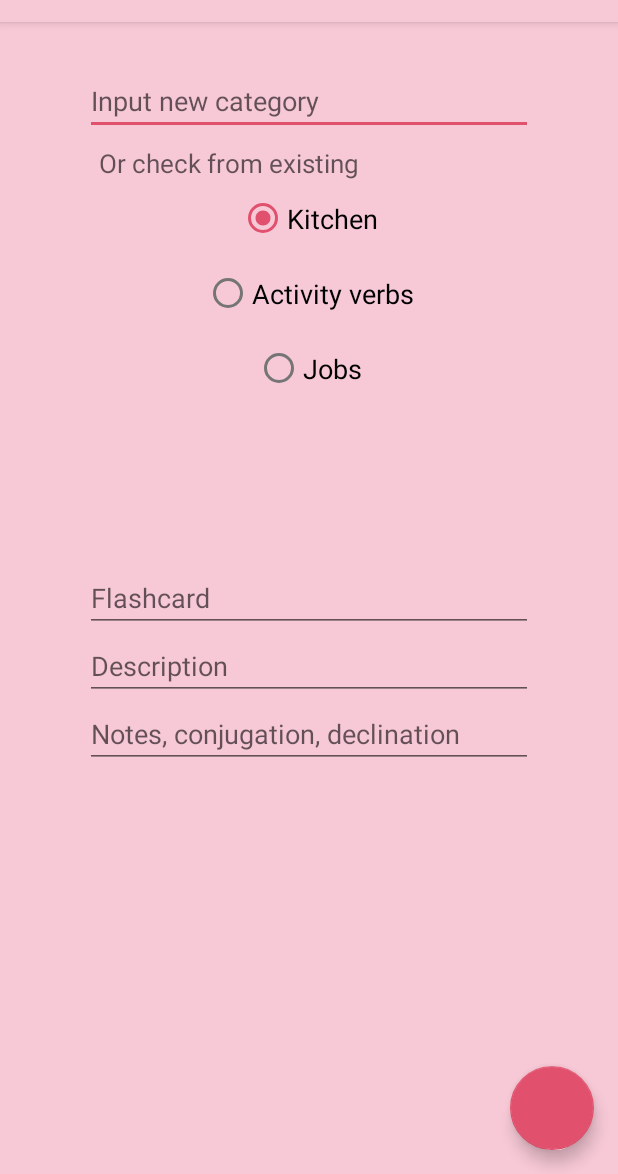
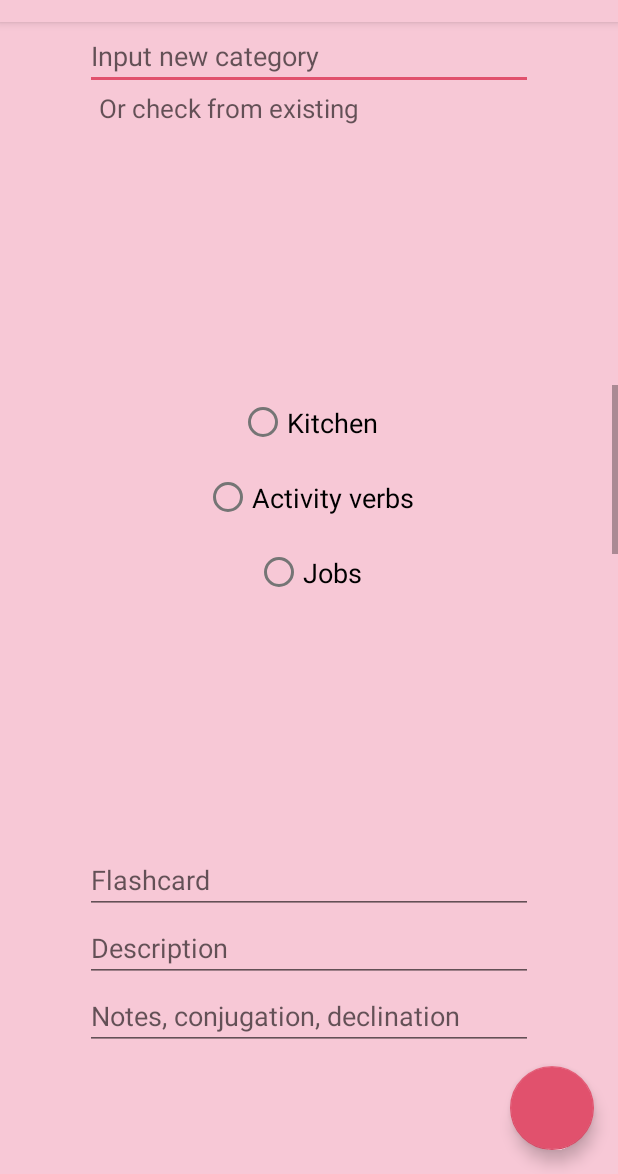
Before and after one commit to Masioki/Langu, an Android app: the screen it shows after launch (AddFlashcard), after a tap on "ADD FLASHCARD", on a phone screen of 412 x 824 dp, the part 62-1236 px from its top. Run offline under Robolectric (Android 15) with nearby library versions, the phone set to English and light mode, and no system bars; our stand-ins replace Room's generated code.

Commit message:
Added passing categories to "add flashcard" view and displaying them in scrollview Main activity created

```diff
--- a/app/src/main/java/pwr/mobilne/langu/AddFlashcard.kt
+++ b/app/src/main/java/pwr/mobilne/langu/AddFlashcard.kt
@@ -4,13 +4,18 @@ import android.app.Activity
 import android.content.Intent
 import android.os.Bundle
 import android.util.Log
+import android.util.TypedValue
+import android.view.Gravity
 import android.view.View
+import android.view.ViewGroup
 import android.widget.EditText
 import android.widget.RadioButton
 import android.widget.RadioGroup
 import android.widget.Toast
 import androidx.appcompat.app.AppCompatActivity
-import pwr.mobilne.langu.data.WordEntity
+import androidx.constraintlayout.widget.ConstraintLayout
+import androidx.core.view.updateLayoutParams
+import java.security.AccessController.getContext
 
 
 class AddFlashcard : AppCompatActivity() {
@@ -18,6 +23,8 @@ class AddFlashcard : AppCompatActivity() {
     lateinit var flashcardDescription : EditText
     lateinit var flashcardName : EditText
     lateinit var flashcardNotes : EditText
+    lateinit var category : EditText
+    lateinit var selectedCategory : String
     override fun onCreate(savedInstanceState: Bundle?) {
         super.onCreate(savedInstanceState)
         setContentView(R.layout.activity_add_flashcard)
@@ -25,14 +32,20 @@ class AddFlashcard : AppCompatActivity() {
         flashcardDescription = findViewById(R.id.edit_flashcard_description)
         flashcardName= findViewById(R.id.edit_flashcard_name)
         flashcardNotes = findViewById(R.id.edit_flashcard_notes)
-       /* TODO: val categories = intent.getIntExtra("categories")
-         radioGroup.add(categories)
-        for(category in categories){
-            val rb = RadioButton(this)
-            rb.text = category
+        category = findViewById(R.id.category)
+        selectedCategory = ""
+        val categories = intent.getStringArrayExtra("categories")
+        //radioGroup.add(categories)
+
+        categories?.forEach { passedCategory ->
+            val rb = RadioButton(   this)
+            rb.text = passedCategory
             rb.id = View.generateViewId()
+            rb.layoutParams = ViewGroup.LayoutParams(RadioGroup.LayoutParams.WRAP_CONTENT, 50f.toDips().toInt())
+            rb.gravity = Gravity.CENTER_HORIZONTAL
+            rb.textSize = 18f
             radioGroup.addView(rb)
-        }*/
+        }
         val fab: View = findViewById(R.id.fab)
         fab.setOnClickListener { view ->
             createFlashcard()
@@ -66,9 +79,9 @@ class AddFlashcard : AppCompatActivity() {
     private fun appendToVocabulary(){
         val myIntent = Intent()
         Log.println(Log.ERROR, "am", "Out")
-        myIntent.putExtra("native", flashcardDescription.text)
-        myIntent.putExtra("german", flashcardName.text)
-        myIntent.putExtra("category", findViewById<RadioButton>(radioGroup.checkedRadioButtonId).text)
+        myIntent.putExtra("native", flashcardDescription.text.toString())
+        myIntent.putExtra("german", flashcardName.text.toString())
+        myIntent.putExtra("category", selectedCategory)
         setResult(Activity.RESULT_OK, myIntent)
         finish()
     }
@@ -76,8 +89,17 @@ class AddFlashcard : AppCompatActivity() {
 
     private fun checkFilled() : Boolean {
         var errors = ""
-        if(radioGroup.checkedRadioButtonId  == -1){
-            errors += "Please, check appropriate category. "
+        if(category.text.toString() == "") {
+            if (radioGroup.checkedRadioButtonId == -1) {
+                errors += "Please, check appropriate category. "
+            }
+            else{
+                selectedCategory = findViewById<RadioButton>(radioGroup.checkedRadioButtonId).text.toString()
+            }
+        }
+        else{
+            selectedCategory = category.text.toString()
+            Log.println(Log.WARN, "zksfjg", "CATEGORY NOT EMPTY : $selectedCategory")
         }
         if(flashcardName.text.isEmpty()){
             errors += "Please, input flashcard name. "
@@ -96,4 +118,6 @@ class AddFlashcard : AppCompatActivity() {
             return false
         }
     }
+    fun Float.toDips() =
+        TypedValue.applyDimension(TypedValue.COMPLEX_UNIT_DIP, this, resources.displayMetrics);
 }
--- a/app/src/main/java/pwr/mobilne/langu/MainActivity.kt
+++ b/app/src/main/java/pwr/mobilne/langu/MainActivity.kt
@@ -1,10 +1,13 @@
 package pwr.mobilne.langu
 
+import android.app.Activity
 import android.content.Intent
 import android.os.Bundle
 import android.util.Log
 import android.widget.ListAdapter
 import android.view.View
+import androidx.activity.result.ActivityResult
+import androidx.activity.result.contract.ActivityResultContracts
 import androidx.appcompat.app.AppCompatActivity
 import androidx.lifecycle.ViewModelProvider
 import androidx.room.InvalidationTracker
@@ -19,11 +22,23 @@ import java.util.*
 class MainActivity : AppCompatActivity() {
     private lateinit var binding: ActivityMainBinding
     private lateinit var wordsLista:  MutableList<WordEntity>
+    private lateinit var categories:  MutableList<String>
     private lateinit var uvm: WordViewModel
-
     /**
      * onCreate - przy tworzeniu
      */
+    val startForResult = registerForActivityResult(ActivityResultContracts.StartActivityForResult()) { result: ActivityResult ->
+        if (result.resultCode == Activity.RESULT_OK) {
+            val intent = result.data
+            val category = intent?.getStringExtra("category")
+            val german = intent?.getStringExtra("german")
+            val native = intent?.getStringExtra("native")
+            if(german != null && native != null && category != null) {
+                val word = WordEntity(0, german, native, Locale.GERMAN, category)
+                uvm.addWord(word)
+            }
+        }
+    }
     override fun onCreate(savedInstanceState: Bundle?) {
         super.onCreate(savedInstanceState)
         binding = ActivityMainBinding.inflate(layoutInflater)
@@ -38,6 +53,9 @@ class MainActivity : AppCompatActivity() {
         uvm.readAllData.observe(this, Observer { status ->
             this.wordsLista= status as MutableList<WordEntity>
         })
+        uvm.getAllCategories.observe(this, Observer { status ->
+            this.categories = status as MutableList<String>
+        })
         /**
          * PRZYKŁAD DODAWANIA DO BAZY DANYCH
          */
@@ -50,38 +68,34 @@ class MainActivity : AppCompatActivity() {
         }
     }
 
-    // TODO: pass distinct categories as String Array as StringExtra
     fun addFlashcard(view: View){
         val intent = Intent(this, AddFlashcard::class.java).apply {
         }
-        /* TODO:
-                val categories : Array<String> = uvm.getCategories()
-                intent.putExtra("categories", categories)
-         */
-        startActivityForResult(intent, 111)
+        uvm.getAllCategories.observe(this, Observer { status ->
+            this.categories = status as MutableList<String>
+        })
+        var catArray : Array<String?> = arrayOfNulls(this.categories.size)
+        for (i in 0 until this.categories.size){
+            catArray[i] = this.categories[i]
+        }
+        intent.putExtra("categories", catArray)
+        //startActivityForResult(intent, 111)
+        startForResult.launch(intent)
+
     }
 
-    override fun onActivityResult(requestCode: Int, resultCode: Int, intentData: Intent?) {
+    /*override fun onActivityResult(requestCode: Int, resultCode: Int, intentData: Intent?) {
         if(resultCode == 111) {
             super.onActivityResult(requestCode, resultCode, intentData)
             val category = intentData?.getStringExtra("category")
             val german = intentData?.getStringExtra("german")
             val native = intentData?.getStringExtra("native")
             if(german != null && native != null && category != null) {
-                /* TODO:
-                        val categories : Array<String> = uvm.getCategories()
-                        if(category in categories){
-                            val catId = uvm.getCategoryId(category)
-                        }
-                        else{
-                            uvm.insertCategory(category);
-                        }
-                 */
-                 val catId = 0
-
-                val word: WordEntity = WordEntity(0, german, native, 1, catId)
+                val word = WordEntity(0, german, native, Locale.GERMAN, category)
                 uvm.addWord(word)
             }
+            Log.println(Log.ERROR, "words", uvm.readAllData.toString() + "zduhugggghj")
         }
-    }
+        Log.println(Log.ERROR, "words", uvm.readAllData.toString() + "szdkhgfzk")
+    }*/
 }
--- a/app/src/main/res/layout/activity_add_flashcard.xml
+++ b/app/src/main/res/layout/activity_add_flashcard.xml
@@ -13,60 +13,79 @@
         android:ems="14"
         android:hint="Input new category"
         android:inputType="textPersonName"
-        app:layout_constraintBottom_toTopOf="@id/radioGroup"
+        app:layout_constraintBottom_toTopOf="@id/scrollingCategories"
         app:layout_constraintEnd_toEndOf="parent"
         app:layout_constraintStart_toStartOf="parent"
         app:layout_constraintTop_toTopOf="parent"
-        app:layout_constraintVertical_bias="0.49" />
+        app:layout_constraintVertical_bias="0.0" />
 
     <TextView
         android:id="@+id/category_description"
         android:layout_width="wrap_content"
         android:layout_height="wrap_content"
         android:ems="14"
+        android:hint="Or check from existing"
         android:textSize="17sp"
-        android:hint="Or check from existing"
-        app:layout_constraintBottom_toTopOf="@id/radioGroup"
+        app:layout_constraintBottom_toTopOf="parent"
         app:layout_constraintEnd_toEndOf="parent"
         app:layout_constraintStart_toStartOf="parent"
-        app:layout_constraintTop_toTopOf="@id/category"
-        app:layout_constraintVertical_bias="1.0" />
-    <RadioGroup
+        app:layout_constraintTop_toBottomOf="@+id/category"
+        app:layout_constraintVertical_bias="0.0" />
+    <ScrollView
+        android:id="@+id/scrollingCategories"
         android:layout_width="fill_parent"
         android:layout_height="150dp"
-        android:id="@+id/radioGroup"
-        android:checkedButton="@+id/radioNoun"
+        android:gravity="center_horizontal"
         app:layout_constraintBottom_toTopOf="@+id/edit_flashcard_name"
         app:layout_constraintEnd_toEndOf="parent"
+        app:layout_constraintHorizontal_bias="0.0"
         app:layout_constraintStart_toStartOf="parent"
-        app:layout_constraintTop_toTopOf="parent">
+        app:layout_constraintTop_toBottomOf="@+id/category_description"
+        app:layout_constraintVertical_bias="0.523"
+        android:fadeScrollbars="false"
+        tools:layout_editor_absoluteX="1dp"
+        tools:layout_editor_absoluteY="69dp">
+
+        <LinearLayout
+            android:layout_width="match_parent"
+            android:layout_height="wrap_content"
+            android:orientation="vertical" >
+            <RadioGroup
+                android:id="@+id/radioGroup"
+                android:layout_width="match_parent"
+                android:layout_height="wrap_content"
+                android:gravity="center_horizontal">
+
                 <RadioButton
+                    android:id="@+id/radioNoun"
                     android:layout_width="wrap_content"
                     android:layout_height="50dp"
-            android:text="Kitchen"
-            android:id="@+id/radioNoun"
                     android:layout_gravity="center_horizontal"
                     android:checked="false"
+                    android:text="Kitchen"
                     android:textSize="18sp" />
+
                 <RadioButton
+                    android:id="@+id/radioVerb"
                     android:layout_width="wrap_content"
                     android:layout_height="50dp"
-            android:text="Activity verbs"
-            android:id="@+id/radioVerb"
                     android:layout_gravity="center_horizontal"
                     android:checked="false"
-            android:textSize="18sp"
-            android:layout_weight="0.13" />
+                    android:text="Activity verbs"
+                    android:textSize="18sp" />
+
                 <RadioButton
+                    android:id="@+id/radioOther"
                     android:layout_width="wrap_content"
                     android:layout_height="50dp"
-            android:text="Jobs"
-            android:id="@+id/radioOther"
                     android:layout_gravity="center_horizontal"
                     android:checked="false"
-            android:textSize="18sp"
-            android:layout_weight="0.13" />
+                    android:text="Jobs"
+                    android:textSize="18sp" />
             </RadioGroup>
+        </LinearLayout>
+    </ScrollView>
+
 
     <EditText
         android:id="@+id/edit_flashcard_name"
@@ -78,7 +97,8 @@
         app:layout_constraintBottom_toBottomOf="parent"
         app:layout_constraintEnd_toEndOf="parent"
         app:layout_constraintStart_toStartOf="parent"
-        app:layout_constraintTop_toTopOf="parent" />
+        app:layout_constraintTop_toTopOf="parent"
+        app:layout_constraintVertical_bias="0.76" />
 
     <EditText
         android:id="@+id/edit_flashcard_description"
@@ -119,4 +139,6 @@
         app:layout_constraintTop_toTopOf="parent"
         app:layout_constraintVertical_bias="1.0" />
 
+
+
 </androidx.constraintlayout.widget.ConstraintLayout>
```
Also changed, not shown: app/src/main/res/layout/activity_main.xml (+20 -14 lines). Lines whose indentation alone changed are shown as unchanged.
